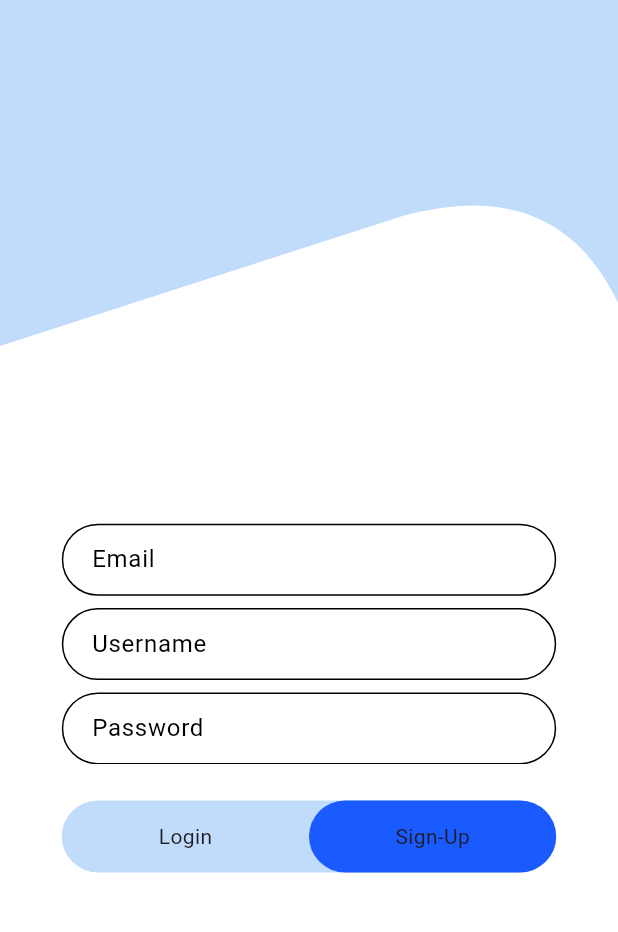
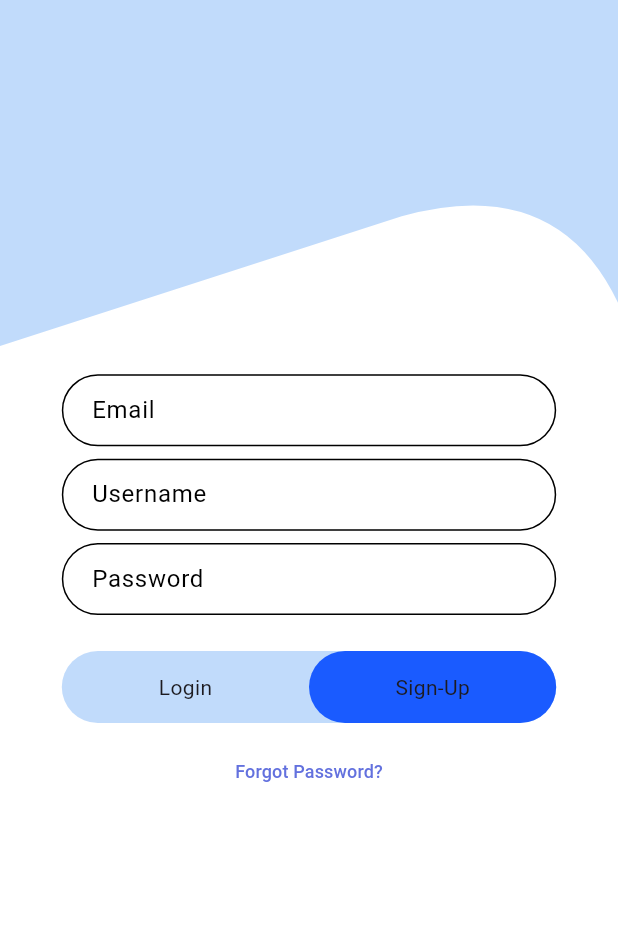
Before and after one commit to Vaache/flutter_challenge, a Flutter app: the screen it shows after launch, after a tap on "Sign-Up", on a phone screen of 412 x 824 dp, the part 84-1016 px from its top. Run offline on Flutter 3.47's test engine with Material 3 defaults, Android fonts, the phone set to English and light mode, and no system bars; our stand-ins replace flutter_mobx, flutter_svg, mobx, shared_preferences; generated files the repository leaves out were written again; statements that could not run were skipped.

Commit message:
Minor changes

```diff
--- a/lib/core/widget/app_text_form_field.dart
+++ b/lib/core/widget/app_text_form_field.dart
@@ -12,11 +12,13 @@ class AppTextFormField extends StatelessWidget {
     this.hintText,
     this.controller,
     this.width,
+    this.obscureText = false,
   });
 
   final String? hintText;
   final TextEditingController? controller;
   final double? width;
+  final bool obscureText;
 
   @override
   Widget build(BuildContext context) {
@@ -26,10 +28,14 @@ class AppTextFormField extends StatelessWidget {
       width: width ?? context.screenSize.width * 0.8,
       child: TextFormField(
         controller: controller,
-        obscureText: false,
+        obscureText: obscureText,
         onTapOutside: (event) {
           FocusScope.of(context).unfocus();
         },
+        style: TextStyle(
+            color: themeMode == ThemeMode.dark
+                ? AppColorPallet.white
+                : AppColorPallet.black1),
         decoration: InputDecoration(
             hintText: hintText,
             hintStyle: TextStyle(
@@ -50,7 +56,6 @@ class AppTextFormField extends StatelessWidget {
                       ? AppColorPallet.purple1
                       : Colors.black),
             ),
-
             contentPadding: (AppPaddings.verticalMd + AppPaddings.verticalSm) +
                 AppPaddings.horizontalLg),
       ),
--- a/lib/features/auth/presentation/auth_screen.dart
+++ b/lib/features/auth/presentation/auth_screen.dart
@@ -4,6 +4,7 @@ import 'package:flutter_svg/svg.dart';
 import 'package:m_one/core/constants/vectors.dart';
 import 'package:m_one/core/extension/build_context.dart';
 import 'package:m_one/core/providers/theme_provider.dart';
+import 'package:m_one/core/theme/app_color_pallet.dart';
 import 'package:m_one/core/theme/app_sizes.dart';
 import 'package:m_one/features/auth/presentation/stores/auth_store.dart';
 import 'package:m_one/features/auth/presentation/widgets/login_header_clipper.dart';
@@ -25,7 +26,6 @@ class _AuthScreenState extends State<AuthScreen> {
   final TextEditingController _emailController = TextEditingController();
   final TextEditingController _passwordController = TextEditingController();
   AuthStore? _authStore;
-  int _page = 0;
 
   @override
   void initState() {
@@ -51,6 +51,14 @@ class _AuthScreenState extends State<AuthScreen> {
   Future<void> _onLoginPressedLogin() async {
     FocusScope.of(context).unfocus();
     if (_authStore == null) return;
+
+    if (_usernameController.text.isEmpty || _passwordController.text.isEmpty) {
+      if (context.mounted && mounted) {
+        ScaffoldMessenger.of(context).showSnackBar(
+            SnackBar(content: Text('Please enter username and password')));
+      }
+      return;
+    }
 
     try {
       await _authStore!.login(
@@ -82,6 +90,17 @@ class _AuthScreenState extends State<AuthScreen> {
   Future<void> _onLoginPressedSignUp() async {
     FocusScope.of(context).unfocus();
     if (_authStore == null) return;
+
+    if (_usernameController.text.isEmpty ||
+        _emailController.text.isEmpty ||
+        _passwordController.text.isEmpty) {
+      if (context.mounted && mounted) {
+        ScaffoldMessenger.of(context).showSnackBar(
+            SnackBar(content: Text('Please enter all required fields')));
+      }
+      return;
+    }
+
     try {
       await _authStore!.register(
         _usernameController.text.trim(),
@@ -110,6 +129,7 @@ class _AuthScreenState extends State<AuthScreen> {
     final screenHeight = context.screenSize.height;
 
     return Scaffold(
+      resizeToAvoidBottomInset: true,
       appBar: AppBar(
         leading: GestureDetector(
             onTap: () => context.read<ThemeProvider>().toggleTheme(),
@@ -118,7 +138,9 @@ class _AuthScreenState extends State<AuthScreen> {
         automaticallyImplyLeading: false,
       ),
       backgroundColor: colorTheme.foregroundPrimaryColor,
-      body: Stack(
+      body: SafeArea(
+        bottom: true,
+        child: Stack(
           children: [
             Align(
               alignment: Alignment.topCenter,
@@ -130,10 +152,7 @@ class _AuthScreenState extends State<AuthScreen> {
                 ),
               ),
             ),
-          Positioned(
-            top: context.screenSize.height * 0.4,
-            left: 0,
-            right: 0,
+            Center(
               child: Column(
                 mainAxisSize: MainAxisSize.min,
                 children: [
@@ -143,11 +162,10 @@ class _AuthScreenState extends State<AuthScreen> {
                       curve: Curves.easeInOut,
                       duration: const Duration(milliseconds: 400),
                       height: 180,
-                    child: _authStore!.isLoading
-                        ? CircularProgressIndicator()
-                        : PageView(
+                      child: PageView(
                         controller: _pageController,
                         physics: const NeverScrollableScrollPhysics(),
+                        onPageChanged: (value) => onAnimated(value),
                         children: [
                           LoginPage(
                             userNameController: _usernameController,
@@ -166,28 +184,58 @@ class _AuthScreenState extends State<AuthScreen> {
                   Observer(builder: (_) {
                     return AnimatedContainer(
                       duration: const Duration(milliseconds: 300),
-                    child: _authStore!.isLoading
-                        ? CircularProgressIndicator()
-                        : LoginSingUpButton(
+                      child: LoginSingUpButton(
                               pageController: _pageController,
-                            currentPage: _page,
-                            onLongPressLogin: _onLoginPressedLogin,
-                            onLongPressSignUp: _onLoginPressedSignUp,
-                            onAnimated: (int page) {
-                              setState(() {
-                                _page = page;
-                              });
-                              clearControllers();
+                              currentPage: _authStore!.page,
+                              onLongPressLogin: () {
+                                if (_authStore!.page != 0) {
+                                  _pageController.animateToPage(0,
+                                      duration:
+                                          const Duration(milliseconds: 500),
+                                      curve: Curves.easeInOut);
+                                  onAnimated(0);
+                                }
+
+                                _onLoginPressedLogin();
                               },
+                              onLongPressSignUp: () {
+                                if (_authStore!.page != 1) {
+                                  _pageController.animateToPage(1,
+                                      duration:
+                                          const Duration(milliseconds: 500),
+                                      curve: Curves.easeInOut);
+                                  onAnimated(1);
+                                }
+                                _onLoginPressedSignUp();
+                              },
+                              onAnimated: onAnimated,
                             ),
                     );
                   }),
+                  SizedBox(height: AppSizes.md),
+                  TextButton(
+                      onPressed: () {},
+                      child: Text(
+                        'Forgot Password?',
+                        style: context.read<ThemeProvider>().themeMode ==
+                                ThemeMode.dark
+                            ? context.textTheme.description
+                            : context.textTheme.description
+                                .copyWith(color: AppColorPallet.purple1),
+                      ))
                 ],
               ),
             ),
           ],
         ),
+      ),
     );
+  }
+
+  void onAnimated(int page) {
+    if (_authStore!.page == page) return;
+    _authStore!.changePage(page);
+    clearControllers();
   }
 
   void clearControllers() {
--- a/lib/features/auth/presentation/stores/auth_store.dart
+++ b/lib/features/auth/presentation/stores/auth_store.dart
@@ -22,6 +22,9 @@ abstract class _AuthStore with Store {
   }
 
   Future<void> _init() async {}
+
+  @observable
+  int page = 0;
 
   @observable
   bool isLoading = false;
@@ -77,4 +80,9 @@ abstract class _AuthStore with Store {
     isLoading = false;
     token = 'dummy_token_${Random().nextInt(10000)}';
   }
+
+  @action
+  void changePage(int changePage) {
+    page = changePage;
+  }
 }
--- a/lib/features/auth/presentation/widgets/login_page.dart
+++ b/lib/features/auth/presentation/widgets/login_page.dart
@@ -33,6 +33,7 @@ class _LoginPageState extends State<LoginPage> {
               AppTextFormField(
                 controller: widget.passwordController,
                 hintText: 'Password',
+                obscureText: true,
               ),
               SizedBox(height: context.screenSize.height * 0.03),
             ],
--- a/lib/features/auth/presentation/widgets/sign_in_page.dart
+++ b/lib/features/auth/presentation/widgets/sign_in_page.dart
@@ -30,6 +30,7 @@ class _SignInPageState extends State<SignInPage> {
           child: Column(
             children: [
               AppTextFormField(
+
                   controller: widget.emailController, hintText: 'Email'),
               SizedBox(height: context.screenSize.height * 0.01),
               AppTextFormField(
@@ -38,6 +39,7 @@ class _SignInPageState extends State<SignInPage> {
               AppTextFormField(
                 controller: widget.passwordController,
                 hintText: 'Password',
+                obscureText: true,
               ),
             ],
           ),
```
Also changed, not shown: lib/features/auth/presentation/stores/auth_store.g.dart, 1 other file. Lines whose indentation alone changed are shown as unchanged.
